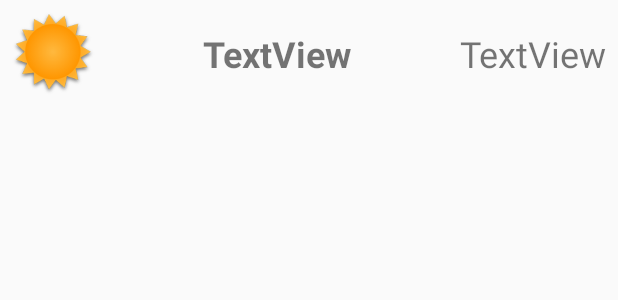
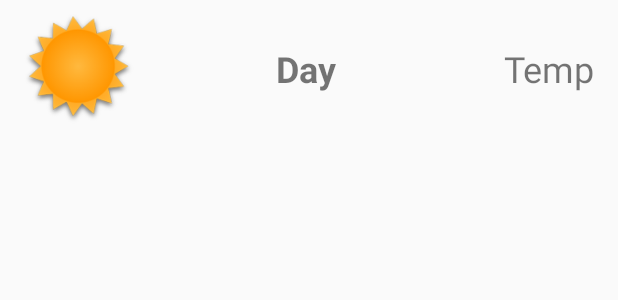
Before and after one commit to aaghaffar/weather-forecast-app, an Android app: the layout listview_row.xml on its own in the app's theme, with its tools: preview values and no code run, on a phone screen of 412 x 824 dp. Shown: the top 300 px of the screen. Run offline under Robolectric (Android 15) with nearby library versions, the phone set to English and light mode, and no system bars.

Commit message:
Project Complete.

```diff
--- a/app/src/main/res/layout/activity_detail.xml
+++ b/app/src/main/res/layout/activity_detail.xml
@@ -14,7 +14,7 @@
         android:layout_marginEnd="8dp"
         android:layout_marginStart="8dp"
         android:layout_marginTop="8dp"
-        android:text="TextView"
+        android:text="@string/Humidity"
         android:textAlignment="center"
         android:textSize="36sp"
         app:layout_constraintBottom_toBottomOf="parent"
--- a/app/src/main/res/layout/listview_row.xml
+++ b/app/src/main/res/layout/listview_row.xml
@@ -2,18 +2,19 @@
 <android.support.constraint.ConstraintLayout xmlns:android="http://schemas.android.com/apk/res/android"
     xmlns:app="http://schemas.android.com/apk/res-auto"
     xmlns:tools="http://schemas.android.com/tools"
-    android:id="@+id/linearLayout1"
+    android:id="@+id/rowLayout"
     android:layout_width="match_parent"
     android:layout_height="wrap_content"
     android:orientation="horizontal">
 
     <ImageView
         android:id="@+id/weatherSymbolIV"
-        android:layout_width="55dp"
-        android:layout_height="55dp"
+        android:layout_width="73dp"
+        android:layout_height="75dp"
         android:layout_marginBottom="8dp"
-        android:layout_marginLeft="8dp"
+        android:layout_marginLeft="16dp"
         android:layout_marginTop="8dp"
+        android:contentDescription="@string/weatherimage"
         app:layout_constraintBottom_toBottomOf="parent"
         app:layout_constraintStart_toStartOf="parent"
         app:layout_constraintTop_toTopOf="parent"
@@ -22,14 +23,14 @@
 
     <TextView
         android:id="@+id/dayTV"
-        android:layout_width="wrap_content"
-        android:layout_height="wrap_content"
+        android:layout_width="143dp"
+        android:layout_height="60dp"
         android:layout_marginBottom="8dp"
         android:layout_marginEnd="8dp"
         android:layout_marginStart="8dp"
         android:layout_marginTop="8dp"
         android:gravity="center_vertical|center_horizontal"
-        android:text="TextView"
+        android:text="@string/dayoftheweek"
         android:textAlignment="center"
         android:textSize="24sp"
         android:textStyle="bold"
@@ -40,13 +41,13 @@
 
     <TextView
         android:id="@+id/tempTV"
-        android:layout_width="wrap_content"
-        android:layout_height="wrap_content"
+        android:layout_width="78dp"
+        android:layout_height="35dp"
         android:layout_marginBottom="8dp"
-        android:layout_marginRight="8dp"
+        android:layout_marginRight="16dp"
         android:layout_marginTop="8dp"
         android:gravity="right|center_vertical"
-        android:text="TextView"
+        android:text="@string/Temperature"
         android:textSize="24sp"
         app:layout_constraintBottom_toBottomOf="parent"
         app:layout_constraintEnd_toEndOf="parent"
--- a/app/src/main/res/values/strings.xml
+++ b/app/src/main/res/values/strings.xml
@@ -1,3 +1,7 @@
 <resources>
-    <string name="app_name">Weather Forecast</string>
+    <string name="app_name">7-Day Weather Forecast</string>
+    <string name="weatherimage">weather image</string>
+    <string name="dayoftheweek">Day</string>
+    <string name="Temperature">Temp</string>
+    <string name="Humidity">Humidity</string>
 </resources>
```
